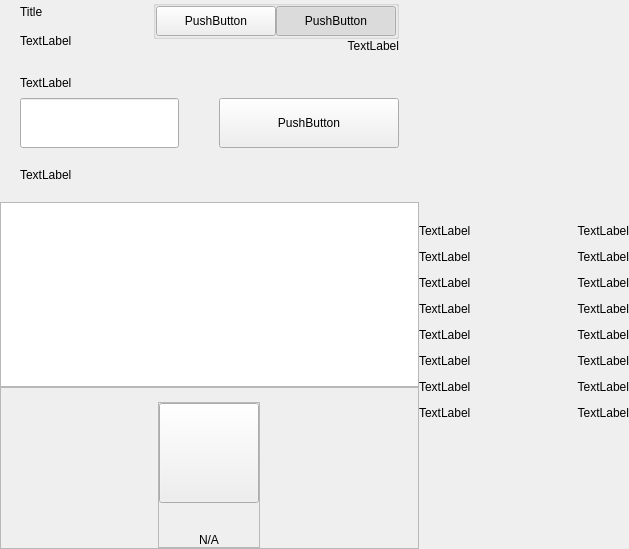
Before: the Qt Designer form src/qt/pwrb/forms/privacywidget.ui in PWRB-Project/PWRB, drawn with Qt 5.
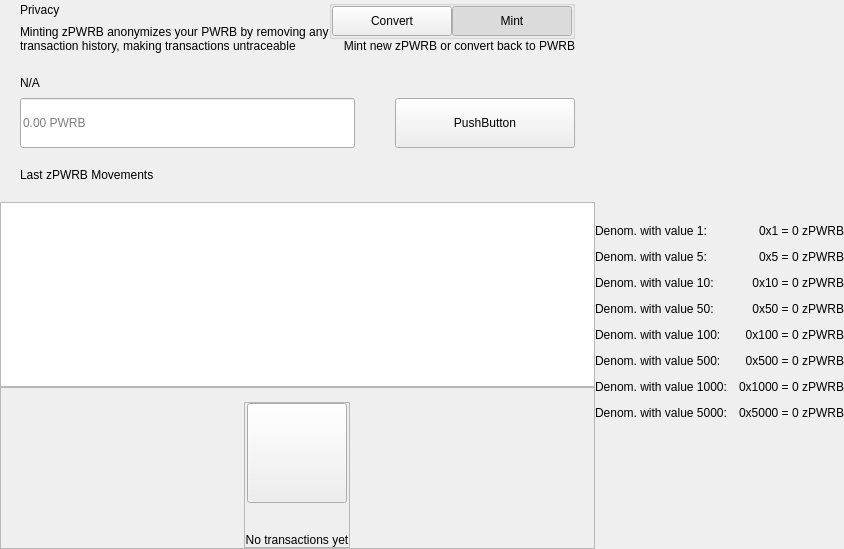
After: the same form once the commit is applied. Custom widgets are drawn as their Qt base class.

What changed in the file:
```diff
--- a/src/qt/pwrb/forms/privacywidget.ui
+++ b/src/qt/pwrb/forms/privacywidget.ui
@@ -73,7 +73,7 @@
               <item>
                <widget class="QLabel" name="labelTitle">
                 <property name="text">
-                 <string>Title</string>
+                 <string>Privacy</string>
                 </property>
                </widget>
               </item>
@@ -86,7 +86,8 @@
                  </size>
                 </property>
                 <property name="text">
-                 <string>TextLabel</string>
+                 <string>Minting zPWRB anonymizes your PWRB by removing any
+transaction history, making transactions untraceable</string>
                 </property>
                </widget>
               </item>
@@ -162,7 +163,7 @@
                      <enum>Qt::NoFocus</enum>
                     </property>
                     <property name="text">
-                     <string>PushButton</string>
+                     <string>Convert</string>
                     </property>
                     <property name="checkable">
                      <bool>true</bool>
@@ -190,7 +191,7 @@
                      <enum>Qt::NoFocus</enum>
                     </property>
                     <property name="text">
-                     <string>PushButton</string>
+                     <string>Mint</string>
                     </property>
                     <property name="checkable">
                      <bool>true</bool>
@@ -209,7 +210,7 @@
                <item alignment="Qt::AlignTop">
                 <widget class="QLabel" name="labelSubtitle2">
                  <property name="text">
-                  <string>TextLabel</string>
+                  <string>Mint new zPWRB or convert back to PWRB</string>
                  </property>
                  <property name="alignment">
                   <set>Qt::AlignRight|Qt::AlignTrailing|Qt::AlignVCenter</set>
@@ -262,7 +263,7 @@
                  </size>
                 </property>
                 <property name="text">
-                 <string>TextLabel</string>
+                 <string notr="true">N/A</string>
                 </property>
                </widget>
               </item>
@@ -282,6 +283,9 @@
                   <property name="maxLength">
                    <number>8</number>
                   </property>
+                  <property name="placeholderText">
+                   <string notr="true">0.00 PWRB</string>
+                  </property>
                  </widget>
                 </item>
                 <item>
@@ -348,7 +352,7 @@
           <item>
            <widget class="QLabel" name="labelListHistory">
             <property name="text">
-             <string>TextLabel</string>
+             <string>Last zPWRB Movements</string>
             </property>
            </widget>
           </item>
@@ -492,7 +496,7 @@
                    <string notr="true"/>
                   </property>
                   <property name="text">
-                   <string>N/A</string>
+                   <string>No transactions yet</string>
                   </property>
                   <property name="alignment">
                    <set>Qt::AlignCenter</set>
@@ -595,14 +599,14 @@
              <item>
               <widget class="QLabel" name="labelTitleDenom1">
                <property name="text">
-                <string>TextLabel</string>
+                <string>Denom. with value 1:</string>
                </property>
               </widget>
              </item>
              <item>
               <widget class="QLabel" name="labelValueDenom1">
                <property name="text">
-                <string>TextLabel</string>
+                <string notr="true">0x1 = 0 zPWRB</string>
                </property>
                <property name="alignment">
                 <set>Qt::AlignRight|Qt::AlignTrailing|Qt::AlignVCenter</set>
@@ -616,14 +620,14 @@
              <item>
               <widget class="QLabel" name="labelTitleDenom5">
                <property name="text">
-                <string>TextLabel</string>
+                <string>Denom. with value 5:</string>
                </property>
               </widget>
              </item>
              <item>
               <widget class="QLabel" name="labelValueDenom5">
                <property name="text">
-                <string>TextLabel</string>
+                <string notr="true">0x5 = 0 zPWRB</string>
                </property>
                <property name="alignment">
                 <set>Qt::AlignRight|Qt::AlignTrailing|Qt::AlignVCenter</set>
@@ -637,14 +641,14 @@
              <item>
               <widget class="QLabel" name="labelTitleDenom10">
                <property name="text">
-                <string>TextLabel</string>
+                <string>Denom. with value 10:</string>
                </property>
               </widget>
              </item>
              <item>
               <widget class="QLabel" name="labelValueDenom10">
                <property name="text">
-                <string>TextLabel</string>
+                <string notr="true">0x10 = 0 zPWRB</string>
                </property>
                <property name="alignment">
                 <set>Qt::AlignRight|Qt::AlignTrailing|Qt::AlignVCenter</set>
@@ -658,14 +662,14 @@
              <item>
               <widget class="QLabel" name="labelTitleDenom50">
                <property name="text">
-                <string>TextLabel</string>
+                <string>Denom. with value 50:</string>
                </property>
               </widget>
              </item>
              <item>
               <widget class="QLabel" name="labelValueDenom50">
                <property name="text">
-                <string>TextLabel</string>
+                <string notr="true">0x50 = 0 zPWRB</string>
                </property>
                <property name="alignment">
                 <set>Qt::AlignRight|Qt::AlignTrailing|Qt::AlignVCenter</set>
@@ -679,14 +683,14 @@
              <item>
               <widget class="QLabel" name="labelTitleDenom100">
                <property name="text">
-                <string>TextLabel</string>
+                <string>Denom. with value 100:</string>
                </property>
               </widget>
              </item>
              <item>
               <widget class="QLabel" name="labelValueDenom100">
                <property name="text">
-                <string>TextLabel</string>
+                <string notr="true">0x100 = 0 zPWRB</string>
                </property>
                <property name="alignment">
                 <set>Qt::AlignRight|Qt::AlignTrailing|Qt::AlignVCenter</set>
@@ -700,14 +704,14 @@
              <item>
               <widget class="QLabel" name="labelTitleDenom500">
                <property name="text">
-                <string>TextLabel</string>
+                <string>Denom. with value 500:</string>
                </property>
               </widget>
              </item>
              <item>
               <widget class="QLabel" name="labelValueDenom500">
                <property name="text">
-                <string>TextLabel</string>
+                <string notr="true">0x500 = 0 zPWRB</string>
                </property>
                <property name="alignment">
                 <set>Qt::AlignRight|Qt::AlignTrailing|Qt::AlignVCenter</set>
@@ -721,14 +725,14 @@
              <item>
               <widget class="QLabel" name="labelTitleDenom1000">
                <property name="text">
-                <string>TextLabel</string>
+                <string>Denom. with value 1000:</string>
                </property>
               </widget>
              </item>
              <item>
               <widget class="QLabel" name="labelValueDenom1000">
                <property name="text">
-                <string>TextLabel</string>
+                <string notr="true">0x1000 = 0 zPWRB</string>
                </property>
                <property name="alignment">
                 <set>Qt::AlignRight|Qt::AlignTrailing|Qt::AlignVCenter</set>
@@ -742,14 +746,14 @@
              <item>
               <widget class="QLabel" name="labelTitleDenom5000">
                <property name="text">
-                <string>TextLabel</string>
+                <string>Denom. with value 5000:</string>
                </property>
               </widget>
              </item>
              <item>
               <widget class="QLabel" name="labelValueDenom5000">
                <property name="text">
-                <string>TextLabel</string>
+                <string notr="true">0x5000 = 0 zPWRB</string>
                </property>
                <property name="alignment">
                 <set>Qt::AlignRight|Qt::AlignTrailing|Qt::AlignVCenter</set>
```
